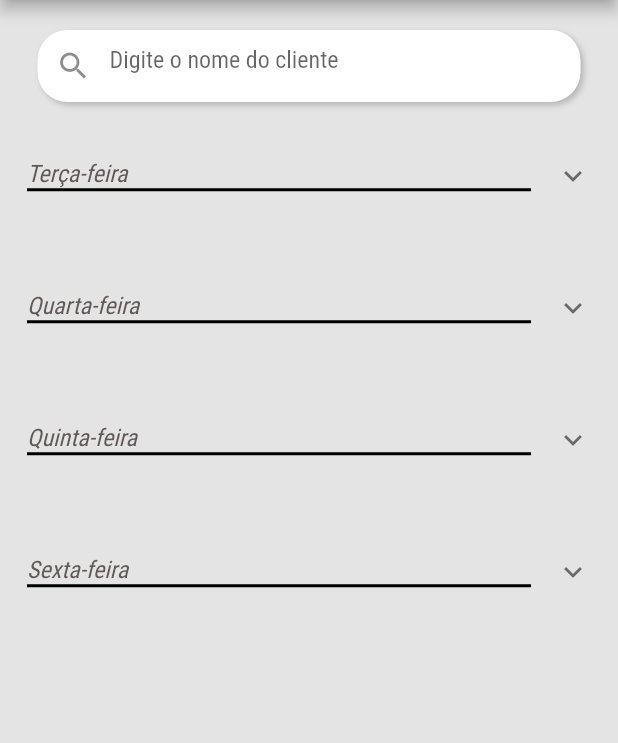
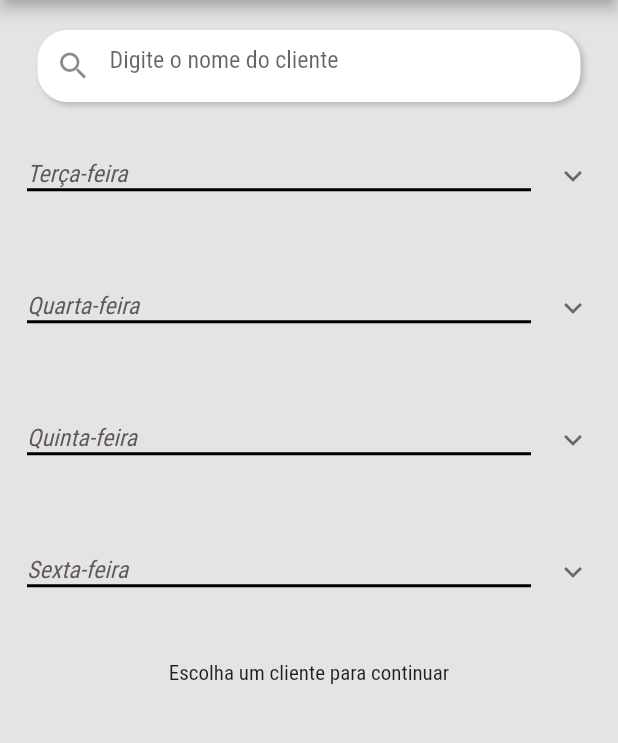
Before and after one commit to JonatasMSS/ControleEstoqueApp, a Flutter app: the FazerPedidoPage screen opened by its route, on a phone screen of 412 x 824 dp, the part 84-827 px from its top. Run offline on Flutter 3.47's test engine with Material 2 defaults, Android fonts, the phone set to English and light mode, and no system bars; our stand-ins replace flutter_svg, get.

Commit message:
Tela pedidos P1 concluida

```diff
--- a/lib/pages/FazerPedidoPage/FazerPedidoPage.dart
+++ b/lib/pages/FazerPedidoPage/FazerPedidoPage.dart
@@ -27,8 +27,9 @@ class FazerPedidoPage extends StatefulWidget {
 }
 
 class _FazerPedidoPageState extends State<FazerPedidoPage> {
+  //Variaveis
   List<ClientModel> testDatabase = List.generate(
-    20,
+    5,
     (index) => ClientModel(
         id: index,
         name: names[Random().nextInt(names.length)],
@@ -37,11 +38,15 @@ class _FazerPedidoPageState extends State<FazerPedidoPage> {
   );
   late bool focusChange;
   late List<ClientModel> suggestionClients;
+  late TextEditingController searchController;
+  //=============================================
+
   @override
   void initState() {
     setState(() {
       suggestionClients = testDatabase;
       focusChange = false;
+      searchController = TextEditingController();
     });
     // TODO: implement initState
     super.initState();
@@ -110,17 +115,18 @@ class _FazerPedidoPageState extends State<FazerPedidoPage> {
             children: [
               Focus(
                 onFocusChange: (hasFocus) {
-                  if (hasFocus) {
+                  if (hasFocus && searchController.text.isEmpty) {
                     setState(() {
                       focusChange = !focusChange;
                     });
-                  } else {
+                  } else if (!hasFocus && searchController.text.isEmpty) {
                     setState(() {
                       focusChange = false;
                     });
                   }
                 },
                 child: InputSearchComponent(
+                  searchController: searchController,
                   onChangedFunction: searchDinamically,
                   hintText: 'Digite o nome do cliente',
                 ),
@@ -140,7 +146,10 @@ class _FazerPedidoPageState extends State<FazerPedidoPage> {
                   },
                 ),
                 child: Column(
-                  children: dateWidget,
+                  children: [
+                    ...dateWidget,
+                    const Text('Escolha um cliente para continuar'),
+                  ],
                 ),
               ),
             ],
```
